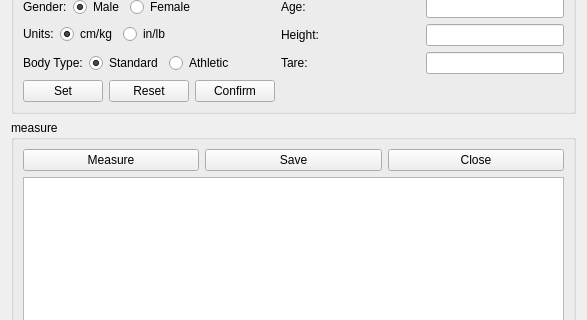
Old version of the form src/prototype/BodyComposition/MainWindow.ui in the repository inglis-dl/cypress; both pictures show x 0 to 587 and y 182 to 502 of the 587 by 649 pixel window.
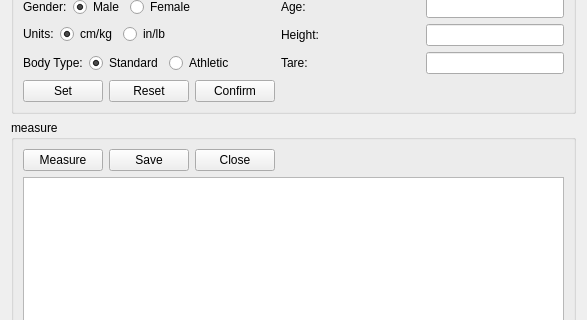
New version of the form.

Commit message: WIP: minor ui - minor BodyComposition mainwindow ui edit

```diff
--- a/src/prototype/BodyComposition/MainWindow.ui
+++ b/src/prototype/BodyComposition/MainWindow.ui
@@ -429,6 +429,19 @@
           </property>
          </widget>
         </item>
+        <item>
+         <spacer name="horizontalSpacer_2">
+          <property name="orientation">
+           <enum>Qt::Horizontal</enum>
+          </property>
+          <property name="sizeHint" stdset="0">
+           <size>
+            <width>40</width>
+            <height>20</height>
+           </size>
+          </property>
+         </spacer>
+        </item>
        </layout>
       </item>
       <item>
```
Left out of the diff: 2 changed lines with no effect on the pictures.
